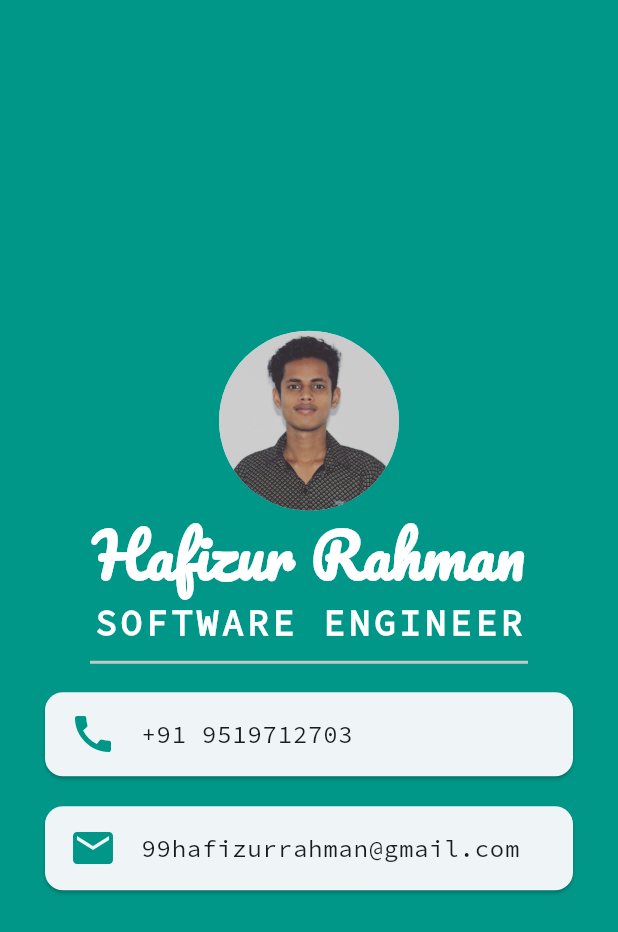
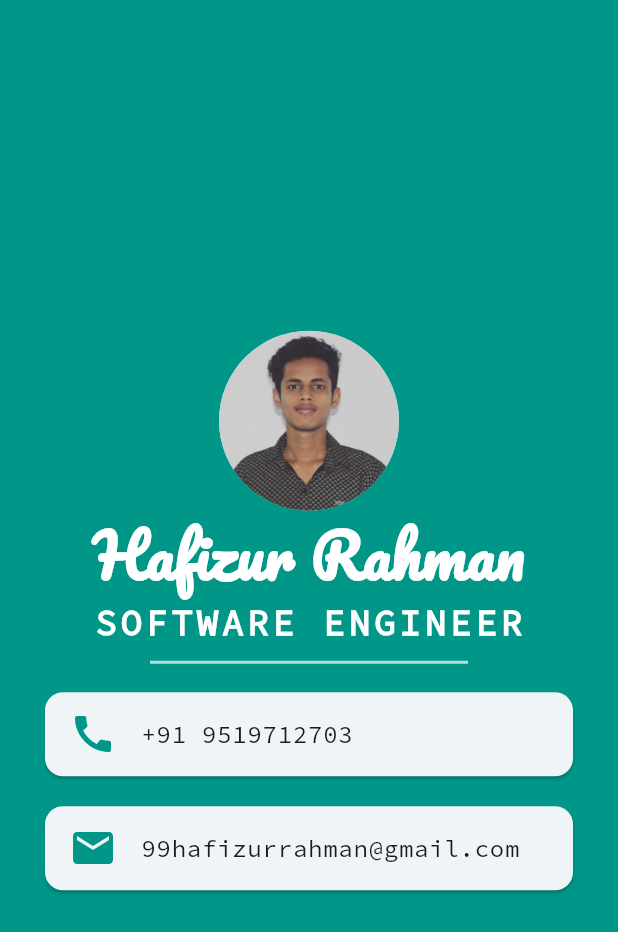
Before and after one commit to hafeez25/mi_card_flutter, a Flutter app: the screen it shows after launch, on a phone screen of 412 x 824 dp. Shown: the top 932 px of the screen. Run offline on Flutter 3.47's test engine with Material 3 defaults, Android fonts, the phone set to English and light mode, and no system bars.

```diff
--- a/lib/main.dart
+++ b/lib/main.dart
@@ -45,12 +45,17 @@ class MyApp extends StatelessWidget {
                         fontWeight: FontWeight.bold,
                         letterSpacing: 2.5),
                   ),
-                  Divider(
+                  SizedBox(
                     height: 20,
-                    thickness: 2,
-                    indent: 60,
-                    endIndent: 60,
+                    child:Divider(
+                      height: 20,
+                      thickness: 2,
+                      indent: 100,
+                      endIndent: 100,
+                      color: Colors.white70,
+                    ),
                   ),
+
                    Card(
                       margin:
                           EdgeInsets.symmetric(vertical: 10, horizontal: 30),
```
